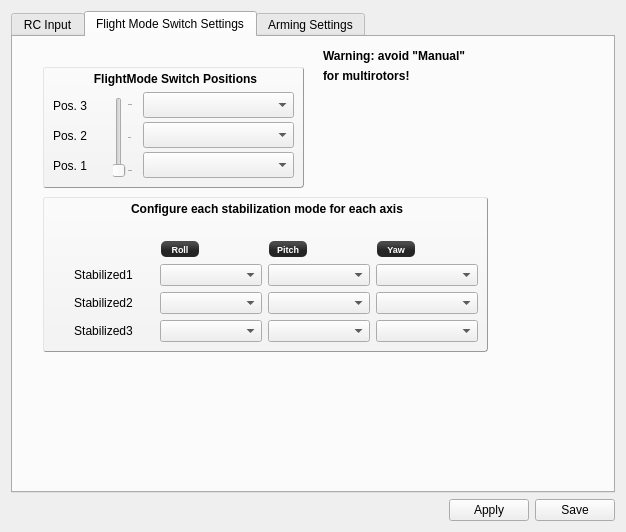
This is ground/openpilotgcs/src/plugins/config/input.ui in openpilot/OpenPilot as Qt 5 draws it before an edit. The edited form follows.
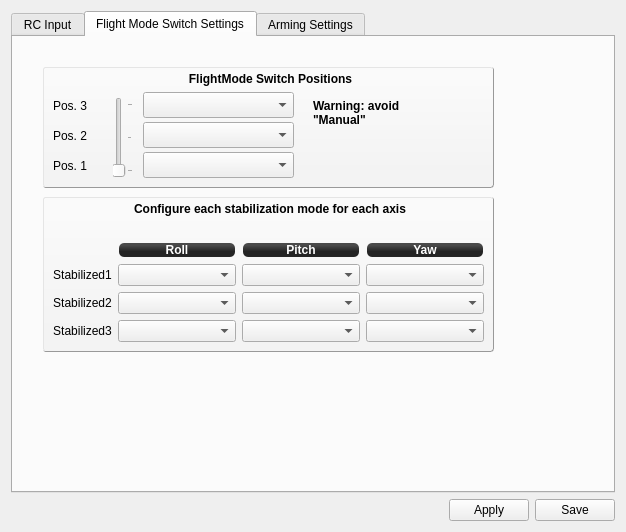
This is the edited form. The open tabs and pages were chosen to show the change. Icons and pictures are not drawn.

Commit message: Made the config look-and-feel more consistent according to the stabilization panel

What changed in the file:
```diff
--- a/ground/openpilotgcs/src/plugins/config/input.ui
+++ b/ground/openpilotgcs/src/plugins/config/input.ui
@@ -149,25 +149,6 @@
       <attribute name="title">
        <string>Flight Mode Switch Settings</string>
       </attribute>
-      <widget class="QLabel" name="label_15">
-       <property name="geometry">
-        <rect>
-         <x>310</x>
-         <y>10</y>
-         <width>201</width>
-         <height>17</height>
-        </rect>
-       </property>
-       <property name="font">
-        <font>
-         <weight>75</weight>
-         <bold>true</bold>
-        </font>
-       </property>
-       <property name="text">
-        <string>Warning: avoid &quot;Manual&quot;</string>
-       </property>
-      </widget>
       <widget class="QLabel" name="label_16">
        <property name="geometry">
         <rect>
@@ -192,7 +173,7 @@
         <rect>
          <x>30</x>
          <y>160</y>
-         <width>445</width>
+         <width>451</width>
          <height>155</height>
         </rect>
        </property>
@@ -206,58 +187,62 @@
         <item row="1" column="2">
          <widget class="QLabel" name="label_9">
           <property name="sizePolicy">
-           <sizepolicy hsizetype="Fixed" vsizetype="Preferred">
+           <sizepolicy hsizetype="Expanding" vsizetype="Preferred">
             <horstretch>0</horstretch>
             <verstretch>0</verstretch>
            </sizepolicy>
           </property>
-          <property name="minimumSize">
-           <size>
-            <width>40</width>
-            <height>0</height>
-           </size>
+          <property name="font">
+           <font>
+            <pointsize>-1</pointsize>
+            <weight>75</weight>
+            <italic>false</italic>
+            <bold>true</bold>
+           </font>
           </property>
           <property name="styleSheet">
            <string notr="true">background-color: qlineargradient(spread:reflect, x1:0.507, y1:0, x2:0.507, y2:0.772, stop:0.208955 rgba(74, 74, 74, 255), stop:0.78607 rgba(36, 36, 36, 255));
 color: rgb(255, 255, 255);
 border-radius: 5;
-font: bold 9px;
+font: bold 12px;
 margin:1px;</string>
           </property>
           <property name="text">
            <string>Pitch</string>
           </property>
           <property name="alignment">
-           <set>Qt::AlignBottom|Qt::AlignHCenter</set>
+           <set>Qt::AlignCenter</set>
           </property>
          </widget>
         </item>
         <item row="1" column="3">
          <widget class="QLabel" name="label_10">
           <property name="sizePolicy">
-           <sizepolicy hsizetype="Fixed" vsizetype="Preferred">
+           <sizepolicy hsizetype="Expanding" vsizetype="Preferred">
             <horstretch>0</horstretch>
             <verstretch>0</verstretch>
            </sizepolicy>
           </property>
-          <property name="minimumSize">
-           <size>
-            <width>40</width>
-            <height>0</height>
-           </size>
+          <property name="font">
+           <font>
+            <pointsize>-1</pointsize>
+            <weight>75</weight>
+            <italic>false</italic>
+            <bold>true</bold>
+           </font>
           </property>
           <property name="styleSheet">
            <string notr="true">background-color: qlineargradient(spread:reflect, x1:0.507, y1:0, x2:0.507, y2:0.772, stop:0.208955 rgba(74, 74, 74, 255), stop:0.78607 rgba(36, 36, 36, 255));
 color: rgb(255, 255, 255);
 border-radius: 5;
-font: bold 9px;
+font: bold 12px;
 margin:1px;</string>
           </property>
           <property name="text">
            <string>Yaw</string>
           </property>
           <property name="alignment">
-           <set>Qt::AlignBottom|Qt::AlignHCenter</set>
+           <set>Qt::AlignCenter</set>
           </property>
          </widget>
         </item>
@@ -339,6 +324,37 @@
         <item row="4" column="3">
          <widget class="QComboBox" name="fmsSsPos3Yaw"/>
         </item>
+        <item row="1" column="1">
+         <widget class="QLabel" name="label_8">
+          <property name="sizePolicy">
+           <sizepolicy hsizetype="Expanding" vsizetype="Preferred">
+            <horstretch>0</horstretch>
+            <verstretch>0</verstretch>
+           </sizepolicy>
+          </property>
+          <property name="font">
+           <font>
+            <pointsize>-1</pointsize>
+            <weight>75</weight>
+            <italic>false</italic>
+            <bold>true</bold>
+           </font>
+          </property>
+          <property name="styleSheet">
+           <string notr="true">background-color: qlineargradient(spread:reflect, x1:0.507, y1:0, x2:0.507, y2:0.772, stop:0.208955 rgba(74, 74, 74, 255), stop:0.78607 rgba(36, 36, 36, 255));
+color: rgb(255, 255, 255);
+border-radius: 5;
+font: bold 12px;
+margin:1px;</string>
+          </property>
+          <property name="text">
+           <string>Roll</string>
+          </property>
+          <property name="alignment">
+           <set>Qt::AlignCenter</set>
+          </property>
+         </widget>
+        </item>
         <item row="0" column="1">
          <spacer name="verticalSpacer_3">
           <property name="orientation">
@@ -352,35 +368,6 @@
           </property>
          </spacer>
         </item>
-        <item row="1" column="1">
-         <widget class="QLabel" name="label_8">
-          <property name="sizePolicy">
-           <sizepolicy hsizetype="Fixed" vsizetype="Preferred">
-            <horstretch>0</horstretch>
-            <verstretch>0</verstretch>
-           </sizepolicy>
-          </property>
-          <property name="minimumSize">
-           <size>
-            <width>40</width>
-            <height>0</height>
-           </size>
-          </property>
-          <property name="styleSheet">
-           <string notr="true">background-color: qlineargradient(spread:reflect, x1:0.507, y1:0, x2:0.507, y2:0.772, stop:0.208955 rgba(74, 74, 74, 255), stop:0.78607 rgba(36, 36, 36, 255));
-color: rgb(255, 255, 255);
-border-radius: 5;
-font: bold 9px;
-margin:1px;</string>
-          </property>
-          <property name="text">
-           <string>Roll</string>
-          </property>
-          <property name="alignment">
-           <set>Qt::AlignBottom|Qt::AlignHCenter</set>
-          </property>
-         </widget>
-        </item>
        </layout>
       </widget>
       <widget class="QGroupBox" name="groupBox_2">
@@ -388,7 +375,7 @@
         <rect>
          <x>30</x>
          <y>30</y>
-         <width>261</width>
+         <width>451</width>
          <height>121</height>
         </rect>
        </property>
@@ -509,6 +496,28 @@
          <number>100</number>
         </property>
        </widget>
+       <widget class="QLabel" name="label_15">
+        <property name="geometry">
+         <rect>
+          <x>270</x>
+          <y>30</y>
+          <width>141</width>
+          <height>31</height>
+         </rect>
+        </property>
+        <property name="font">
+         <font>
+          <weight>75</weight>
+          <bold>true</bold>
+         </font>
+        </property>
+        <property name="text">
+         <string>Warning: avoid &quot;Manual&quot;</string>
+        </property>
+        <property name="wordWrap">
+         <bool>true</bool>
+        </property>
+       </widget>
       </widget>
      </widget>
      <widget class="QWidget" name="tab_4">
```
Left out of the diff: 2 changed lines with no effect on the pictures. The commit also changes 7 other files.
